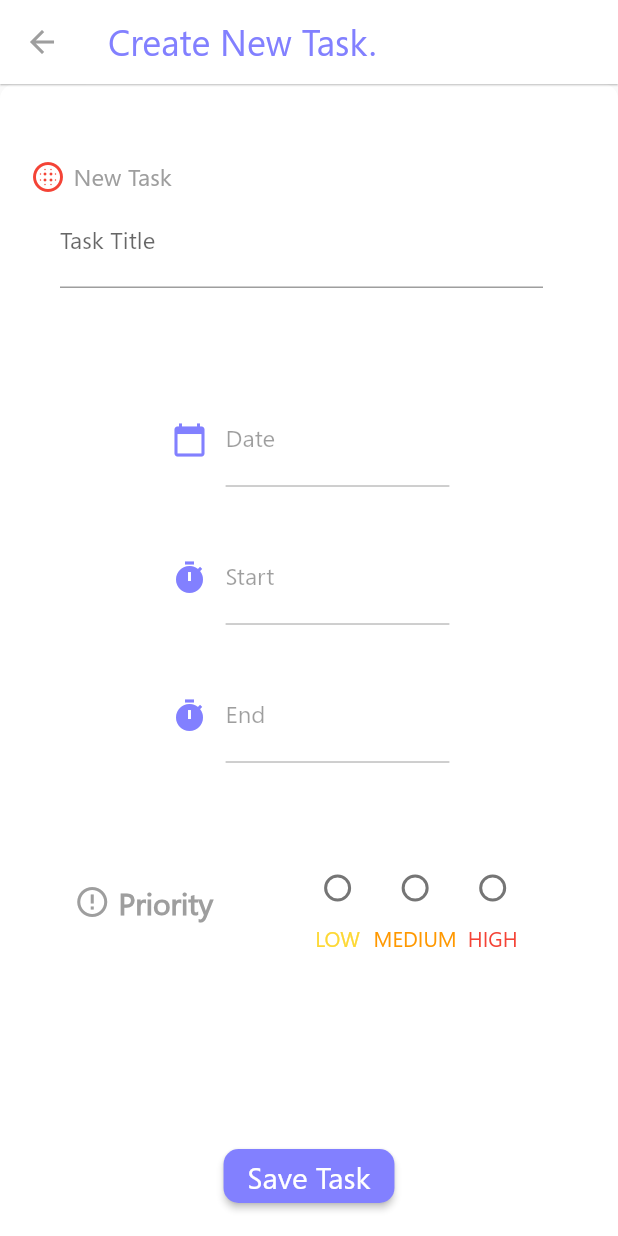
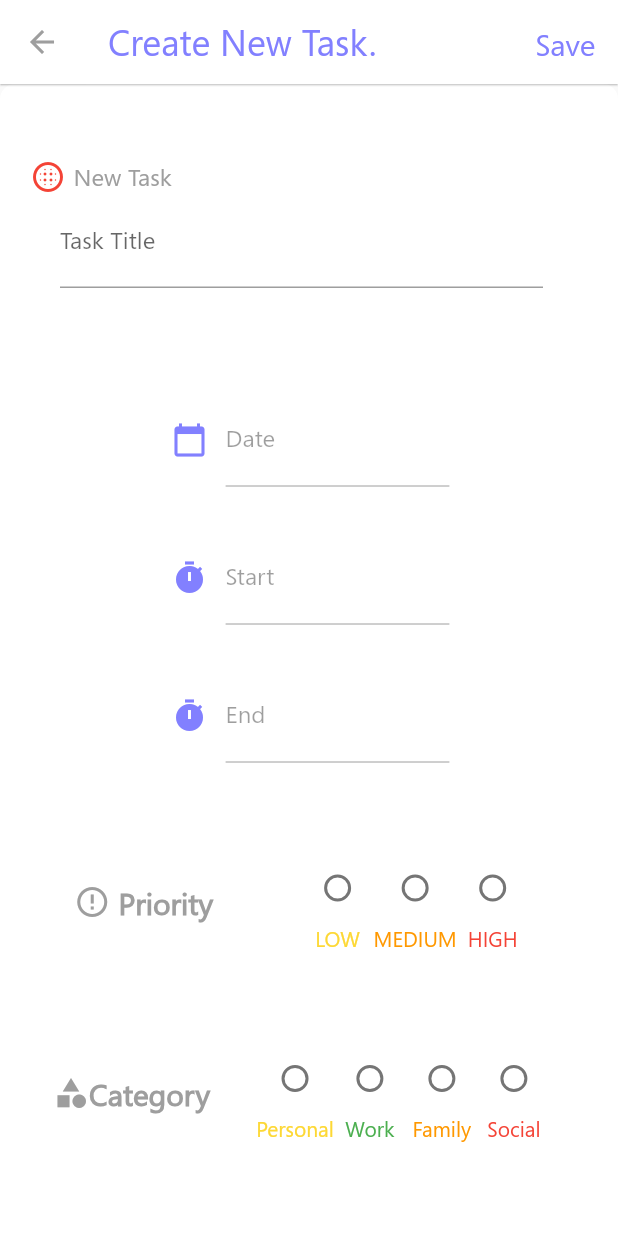
Before and after one commit to Hello-World-Blog/Flutter, a Flutter app: the AddTask screen opened directly, on a phone screen of 412 x 824 dp. Run offline on Flutter 3.47's test engine with Material 2 defaults, Android fonts, the phone set to English and light mode, and no system bars; our stand-ins replace bottom_navy_bar, flutter_local_notifications, sqflite; missing offline and left inert: flutter_rounded_date_picker; accounts and stored records are empty.

Commit message:
added categories

```diff
--- a/todo/lib/main.dart
+++ b/todo/lib/main.dart
@@ -1,3 +1,4 @@
+import 'package:bottom_navy_bar/bottom_navy_bar.dart';
 import 'package:flutter/material.dart';
 import 'package:provider/provider.dart';
 import 'package:todo/pages/add_a_task.dart';
@@ -66,6 +67,7 @@ class ToDoHome extends StatefulWidget {
 
 class _ToDoState extends State<ToDoHome> with TickerProviderStateMixin {
   TabController _tabController;
+  int _selectedindex=0;
   @override
   void initState() {
     _tabController = TabController(length: 2, vsync: this);
@@ -82,9 +84,22 @@ class _ToDoState extends State<ToDoHome> with TickerProviderStateMixin {
     DateTime today = DateTime.now();
     return SafeArea(
       child: Scaffold(
+        bottomNavigationBar: BottomNavyBar(
+          selectedIndex: _selectedindex,
+          onItemSelected: (value){
+            setState(() {
+              _selectedindex=value;
+            });
+          },
+          items: [
+          BottomNavyBarItem(icon: Icon(Icons.person),title: Text("Personal"),activeColor: Colors.yellow[600]),
+          BottomNavyBarItem(icon: Icon(Icons.work),title: Text("Work"),activeColor: Colors.green),
+          BottomNavyBarItem(icon: Icon(Icons.group),title: Text("Family"),activeColor: Colors.orange),
+          BottomNavyBarItem(icon: Icon(Icons.swap_horizontal_circle),title: Text("Social"),activeColor: Colors.red)
+        ],),
         key: globals.scaffoldKey,
         drawer: CustomDrawer(),
-        floatingActionButtonLocation: FloatingActionButtonLocation.centerFloat,
+        floatingActionButtonLocation: FloatingActionButtonLocation.endFloat,
         floatingActionButton: IconButton(
           icon: Icon(Icons.add_circle_outline),
           onPressed: () {
--- a/todo/lib/models/task.dart
+++ b/todo/lib/models/task.dart
@@ -1,5 +1,5 @@
 import 'package:flutter/material.dart';
-import 'package:todo/utils/database_provider.dart';
+import 'package:todo/providers/database_provider.dart';
 import 'package:todo/utils/time_util.dart';
 
 class TaskModel with ChangeNotifier {
@@ -12,6 +12,7 @@ class TaskModel with ChangeNotifier {
   bool isArchived;
   bool isDeleted;
   int priority;
+  int categoryId;
 
   TaskModel(
       {this.id,
@@ -22,7 +23,9 @@ class TaskModel with ChangeNotifier {
       this.isCompleted: false,
       this.isArchived: false,
       this.isDeleted: false,
-      this.priority: 0});
+      this.priority: 0,
+      this.categoryId
+      });
 
   Map<String, dynamic> toMap() {
     var map = <String, dynamic>{
@@ -34,7 +37,8 @@ class TaskModel with ChangeNotifier {
       DatabaseProvider.COLUMN_COMPLETED: isCompleted ? 1 : 0,
       DatabaseProvider.COLUMN_ARCHIVED: isArchived ? 1 : 0,
       DatabaseProvider.COLUMN_DELETED: isDeleted ? 1 : 0,
-      DatabaseProvider.COLUMN_PRIORITY: priority
+      DatabaseProvider.COLUMN_PRIORITY: priority,
+      DatabaseProvider.CATEGORY_ID: categoryId
     };
 
     if (id != null) {
@@ -60,6 +64,7 @@ class TaskModel with ChangeNotifier {
     isArchived = map[DatabaseProvider.COLUMN_ARCHIVED] == 1;
     isDeleted = map[DatabaseProvider.COLUMN_DELETED] == 1;
     priority = map[DatabaseProvider.COLUMN_PRIORITY];
+    categoryId = map[DatabaseProvider.CATEGORY_ID];
   }
 
   void toggleIsCompleted() {
--- a/todo/lib/pages/about_page.dart
+++ b/todo/lib/pages/about_page.dart
@@ -15,8 +15,7 @@ class AboutPage extends StatelessWidget {
       ),
       body: Container(
           padding: EdgeInsets.only(left: 50, right: 50, top: 10),
-          child: Column(
-            crossAxisAlignment: CrossAxisAlignment.center,
+          child: ListView(
             children: [
               Image.asset(
                 "assets/icons/logo.png",
@@ -34,6 +33,7 @@ class AboutPage extends StatelessWidget {
               ),
               Text(
                 "Our Contributors",
+                textAlign: TextAlign.center,
                 style: TextStyle(
                     color: Color(0xff8280FF),
                     fontWeight: FontWeight.bold,
@@ -45,10 +45,12 @@ class AboutPage extends StatelessWidget {
               ),
               Text(
                 "Tarun",
+                textAlign: TextAlign.center,
                 style: TextStyle(color: Color(0xff8280FF), fontSize: 20),
               ),
               Text(
                 "Deva Kumar Kilim",
+                textAlign: TextAlign.center,
                 style: TextStyle(color: Color(0xff8280FF), fontSize: 20),
               )
             ],
--- a/todo/lib/pages/add_a_task.dart
+++ b/todo/lib/pages/add_a_task.dart
@@ -13,6 +13,7 @@ class AddTask extends StatefulWidget {
 class _AddState extends State<AddTask> {
   final TaskModel task;
   _AddState({this.task});
+  int _selectedCategory=0;
   TextEditingController controller = new TextEditingController();
   TextEditingController timeController = new TextEditingController();
   TextEditingController taskController = new TextEditingController();
@@ -43,26 +44,25 @@ class _AddState extends State<AddTask> {
     double width = MediaQuery.of(context).size.width;
     return SafeArea(
         child: Scaffold(
-            floatingActionButton: RaisedButton(
-              onPressed: () async {
+            appBar: AppBar(
+              actions: <Widget>[
+                GestureDetector(
+              onTap: () async {
                 if (this.task == null) {
                   saveTask(newTask, context);
                 } else {
                   saveTask(task, context);
                 }
               },
-              child: Text(
-                "Save Task",
-                style: TextStyle(
-                  fontSize: 20,
-                  color: Colors.white,
-                ),
+              child: Container(
+                    child: Text(
+                      "Save",
+                      style: TextStyle(fontSize: 20, color: Color(0xff8280FF)),
+                    ),
+                    padding: EdgeInsets.all(15),
+                  ),
               ),
-              color: Color(0xff8280FF),
-              shape: RoundedRectangleBorder(
-                  borderRadius: BorderRadius.all(Radius.circular(10))),
-            ),
-            appBar: AppBar(
+              ],
               title: Text(
                 "Create New Task.",
                 style: TextStyle(color: Color(0xff8280FF), fontSize: 24),
@@ -72,7 +72,7 @@ class _AddState extends State<AddTask> {
               iconTheme: IconThemeData(color: Colors.grey),
             ),
             floatingActionButtonLocation:
-                FloatingActionButtonLocation.centerFloat,
+                FloatingActionButtonLocation.centerDocked,
             body: Container(
               padding: EdgeInsets.fromLTRB(20, 50, 30, 0),
               decoration: BoxDecoration(
@@ -289,7 +289,109 @@ class _AddState extends State<AddTask> {
                       ],
                     ),
                     padding: EdgeInsets.only(top: 60),
-                  )
+                  ),
+                  Padding(
+                    child: Row(
+                      mainAxisAlignment: MainAxisAlignment.spaceAround,
+                      children: [
+                        Row(
+                          children: [
+                            Icon(
+                              Icons.category,
+                              color: Colors.grey,
+                            ),
+                            Text(
+                              "Category",
+                              style: TextStyle(
+                                  fontSize: 20,
+                                  color: Colors.grey,
+                                  fontWeight: FontWeight.bold),
+                            ),
+                          ],
+                        ),
+                        Row(children: [
+                          Column(children: [
+                            Radio(
+                              activeColor: Colors.yellow[600],
+                              value: 1,
+                              groupValue: _selectedCategory,
+                              onChanged: (value) {
+                                setState(() {
+                                  _selectedCategory = value;
+                                });
+                                task == null
+                                    ? newTask.categoryId = _selectedCategory
+                                    : task.categoryId = _selectedCategory;
+                              },
+                            ),
+                            Text(
+                              "Personal",
+                              style: TextStyle(color: Colors.yellow[600]),
+                            )
+                          ]),
+                          Column(children: [
+                            Radio(
+                              activeColor: Colors.green,
+                              value: 2,
+                              groupValue: _selectedCategory,
+                              onChanged: (value) {
+                                setState(() {
+                                  _selectedCategory = value;
+                                });
+                                task == null
+                                    ? newTask.categoryId = _selectedCategory
+                                    : task.categoryId = _selectedCategory;
+                              },
+                            ),
+                            Text(
+                              "Work",
+                              style: TextStyle(color: Colors.green),
+                            )
+                          ]),
+                          Column(children: [
+                            Radio(
+                              activeColor: Colors.orange,
+                              value: 3,
+                              groupValue: _selectedCategory,
+                              onChanged: (value) {
+                                setState(() {
+                                  _selectedCategory = value;
+                                });
+                                task == null
+                                    ? newTask.categoryId = _selectedCategory
+                                    : task.categoryId = _selectedCategory;
+                              },
+                            ),
+                            Text(
+                              "Family",
+                              style: TextStyle(color: Colors.orange),
+                            )
+                          ]),
+                          Column(children: [
+                            Radio(
+                              activeColor: Colors.red,
+                              value: 4,
+                              groupValue: _selectedCategory,
+                              onChanged: (value) {
+                                setState(() {
+                                  _selectedCategory = value;
+                                });
+                                task == null
+                                    ? newTask.categoryId = _selectedCategory
+                                    : task.categoryId = _selectedCategory;
+                              },
+                            ),
+                            Text(
+                              "Social",
+                              style: TextStyle(color: Colors.red),
+                            )
+                          ])
+                        ]),
+                      ],
+                    ),
+                    padding: EdgeInsets.only(top: 60),
+                  ),
+                  SizedBox(height: 30,)
                 ],
               ),
             )));
--- a/todo/lib/pages/archive_page.dart
+++ b/todo/lib/pages/archive_page.dart
@@ -17,7 +17,9 @@ class ArchivePage extends StatelessWidget {
         ),
       ),
       body: Consumer<TasksProvider>(builder: (context, tasks, child) {
-        return ListView.builder(
+        return Container(
+          color: Colors.white,
+          child:ListView.builder(
           itemCount: tasks.archivedTasks.length,
           itemBuilder: (context, index) {
             var item = tasks.archivedTasks[index];
@@ -26,7 +28,7 @@ class ArchivePage extends StatelessWidget {
               child: Task(),
             );
           },
-        );
+        ));
       }),
     );
   }
--- a/todo/lib/pages/deleted_page.dart
+++ b/todo/lib/pages/deleted_page.dart
@@ -17,7 +17,9 @@ class DeletePage extends StatelessWidget {
         ),
       ),
       body: Consumer<TasksProvider>(builder: (context, tasks, child) {
-        return ListView.builder(
+        return Container(
+          color: Colors.white,
+          child:ListView.builder(
           itemCount: tasks.deletedTasks.length,
           itemBuilder: (context, index) {
             var item = tasks.deletedTasks[index];
@@ -26,7 +28,7 @@ class DeletePage extends StatelessWidget {
               child: Task(),
             );
           },
-        );
+        ));
       }),
     );
   }
--- a/todo/lib/utils/database_provider.dart
+++ b/todo/lib/providers/database_provider.dart
@@ -19,6 +19,10 @@ class DatabaseProvider {
   static const COLUMN_COMPLETED = 'isCompleted';
   static const COLUMN_ARCHIVED = 'isArchived';
   static const COLUMN_DELETED = 'isDeleted';
+  static const COLUMN_CATEGORY = 'categoryId';
+  static const CATEGORY_TABLE = "categories";
+  static const CATEGORY_ID = "id";
+  static const CATEGORY_NAME= "categoryName";
   DatabaseProvider._private();
 
   static final DatabaseProvider db = DatabaseProvider._private();
@@ -42,6 +46,11 @@ class DatabaseProvider {
   }
 
   Future<void> _createDatabase(Database db, int version) async {
+    await db.execute('''CREATE TABLE $CATEGORY_TABLE (
+        $CATEGORY_ID INTEGER PRIMARY KEY,
+        $CATEGORY_NAME TEXT
+        )'''
+        );
     await db.execute("CREATE TABLE $TASKS_TABLE  ("
         "$COLUMN_ID INTEGER PRIMARY KEY AUTOINCREMENT,"
         "$COLUMN_TITLE TEXT,"
@@ -51,8 +60,14 @@ class DatabaseProvider {
         "$COLUMN_COMPLETED INT,"
         "$COLUMN_ARCHIVED INT,"
         "$COLUMN_DELETED INT,"
-        "$COLUMN_PRIORITY INT"
+        "$COLUMN_PRIORITY INT,"
+        "$COLUMN_CATEGORY INT,"
+        "FOREIGN KEY ($COLUMN_CATEGORY) REFERENCES $CATEGORY_TABLE (id)"
         ")");
+    await db.insert(CATEGORY_TABLE, {DatabaseProvider.CATEGORY_ID:1,DatabaseProvider.CATEGORY_NAME:"Personal"});
+    await db.insert(CATEGORY_TABLE, {DatabaseProvider.CATEGORY_ID:2,DatabaseProvider.CATEGORY_NAME:"Social"});
+    await db.insert(CATEGORY_TABLE, {DatabaseProvider.CATEGORY_ID:3,DatabaseProvider.CATEGORY_NAME:"Work"});
+    await db.insert(CATEGORY_TABLE, {DatabaseProvider.CATEGORY_ID:4,DatabaseProvider.CATEGORY_NAME:"Family"});
   }
 
   Future<List<TaskModel>> getTasks() async {
@@ -84,6 +99,7 @@ class DatabaseProvider {
     final db = await database;
     var tasks = await db.rawQuery(
         'SELECT * FROM $TASKS_TABLE ORDER BY $COLUMN_DATE ASC,$COLUMN_START ASC');
+    print(tasks);
     return List.generate(tasks.length, (index) {
       return TaskModel.fromMap(tasks[index]);
     });
@@ -99,6 +115,7 @@ class DatabaseProvider {
         priority: task.priority,
         isArchived: task.isArchived,
         isDeleted: task.isDeleted,
+        categoryId: task.categoryId,
         isCompleted: !task.isCompleted);
     var res = await db.update(TASKS_TABLE, completed.toMap(),
         where: "id = ?", whereArgs: [task.id]);
--- a/todo/lib/providers/tasks_provider.dart
+++ b/todo/lib/providers/tasks_provider.dart
@@ -2,7 +2,7 @@ import 'dart:core';
 
 import 'package:flutter/material.dart';
 import '../models/task.dart';
-import '../utils/database_provider.dart';
+import 'database_provider.dart';
 
 class TasksProvider with ChangeNotifier {
   bool isInit = false;
--- a/todo/lib/utils/save_task.dart
+++ b/todo/lib/utils/save_task.dart
@@ -1,10 +1,11 @@
 import 'package:flutter/material.dart';
 import 'package:provider/provider.dart';
+import 'package:todo/providers/notification_provider.dart';
 import '../providers/tasks_provider.dart';
-import 'notification_provider.dart';
 
 bool isValidTask = false;
 void saveTask(task, context) async {
+  print(task);
   var allTasks = Provider.of<TasksProvider>(context, listen: false);
   isValidime(task.start, task.end, task.date, task.title);
   if (isValidTask == false) {
--- a/todo/lib/widgets/dialogs.dart
+++ b/todo/lib/widgets/dialogs.dart
@@ -1,8 +1,8 @@
 import 'package:flutter/cupertino.dart';
 import 'package:flutter/material.dart';
 import 'package:provider/provider.dart';
+import 'package:todo/providers/notification_provider.dart';
 import 'package:todo/providers/tasks_provider.dart';
-import 'package:todo/utils/notification_provider.dart';
 
 import '../utils/globals.dart';
 
--- a/todo/lib/widgets/task.dart
+++ b/todo/lib/widgets/task.dart
@@ -3,7 +3,7 @@ import 'package:flutter/material.dart';
 import 'package:provider/provider.dart';
 import 'package:todo/models/task.dart';
 import 'package:todo/pages/add_a_task.dart';
-import 'package:todo/utils/notification_provider.dart';
+import 'package:todo/providers/notification_provider.dart';
 
 import '../models/task.dart';
 import '../providers/tasks_provider.dart';
--- a/todo/pubspec.yaml
+++ b/todo/pubspec.yaml
@@ -28,6 +28,7 @@ dependencies:
   path_provider:
   flutter_local_notifications:
   provider: ^4.1.2
+  bottom_navy_bar:
   # The following adds the Cupertino Icons font to your application.
   # Use with the CupertinoIcons class for iOS style icons.
   cupertino_icons: ^0.1.3
```
Also changed, not shown: todo/lib/providers/notification_provider.dart (renamed from todo/lib/utils/notification_provider.dart), todo/pubspec.lock.
